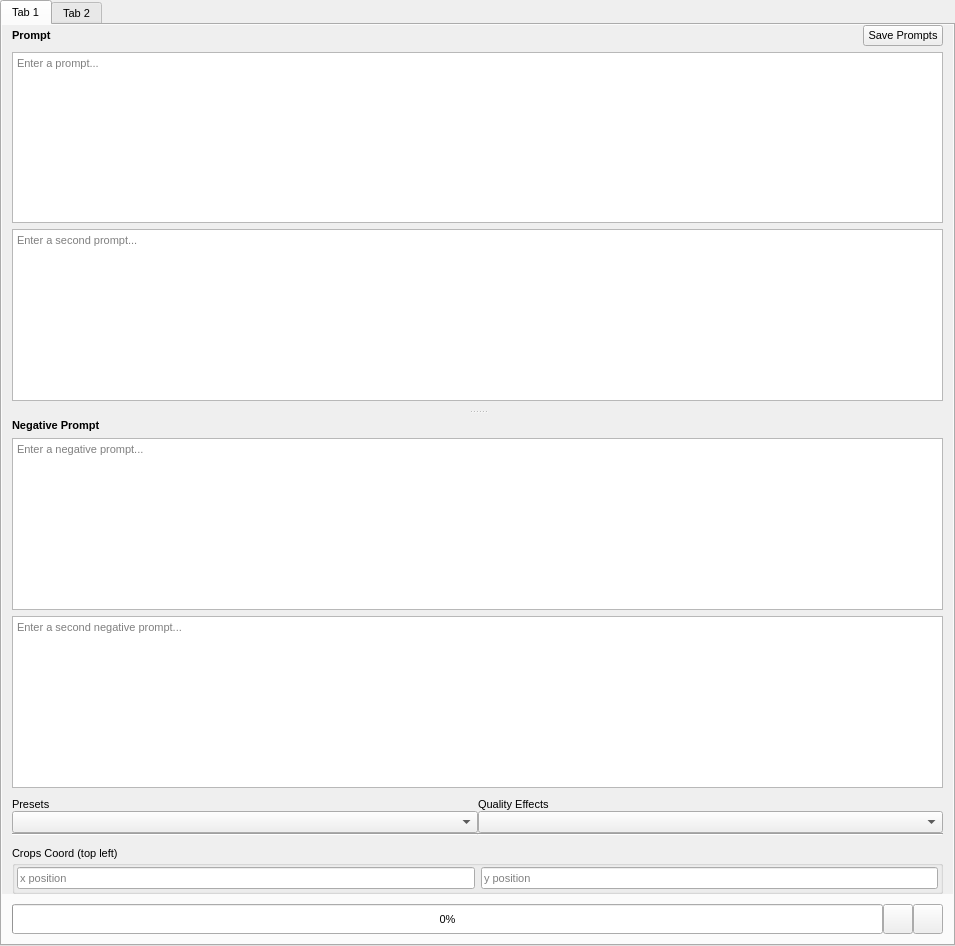
This is src/airunner/widgets/generator_form/templates/generatorform.ui in Capsize-Games/airunner as Qt 5 draws it before an edit. The edited form follows.
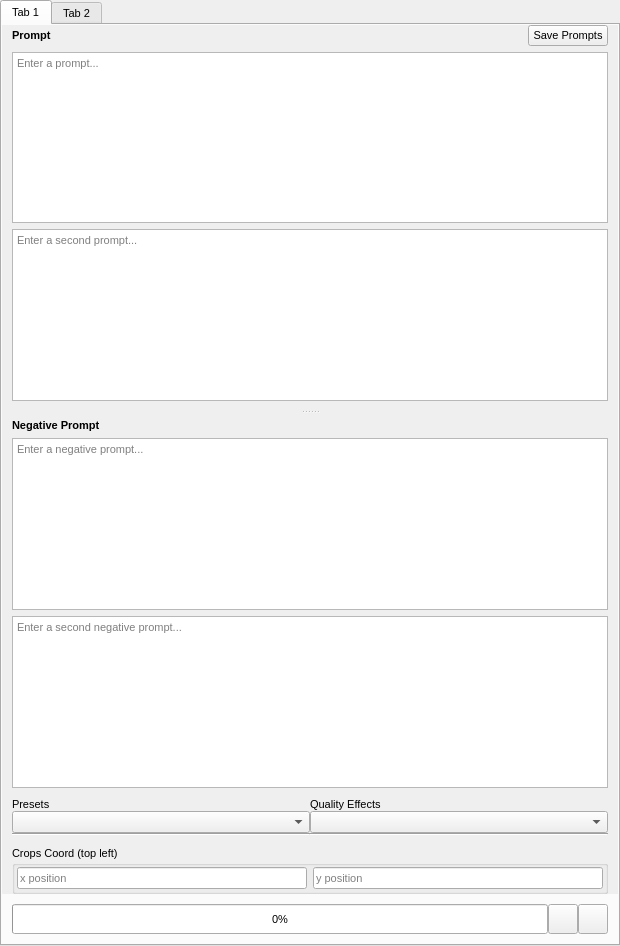
This is the edited form. Icons and pictures are not drawn. Custom widgets are drawn as their Qt base class.

Commit message: update generator form

Diff of the .ui file:
```diff
--- a/src/airunner/widgets/generator_form/templates/generatorform.ui
+++ b/src/airunner/widgets/generator_form/templates/generatorform.ui
@@ -6,7 +6,7 @@
    <rect>
     <x>0</x>
     <y>0</y>
-    <width>955</width>
+    <width>620</width>
     <height>946</height>
    </rect>
   </property>
@@ -78,7 +78,7 @@
            <rect>
             <x>0</x>
             <y>0</y>
-            <width>951</width>
+            <width>616</width>
             <height>870</height>
            </rect>
           </property>
```
Left out of the diff: 26 changed lines with no effect on the pictures.
